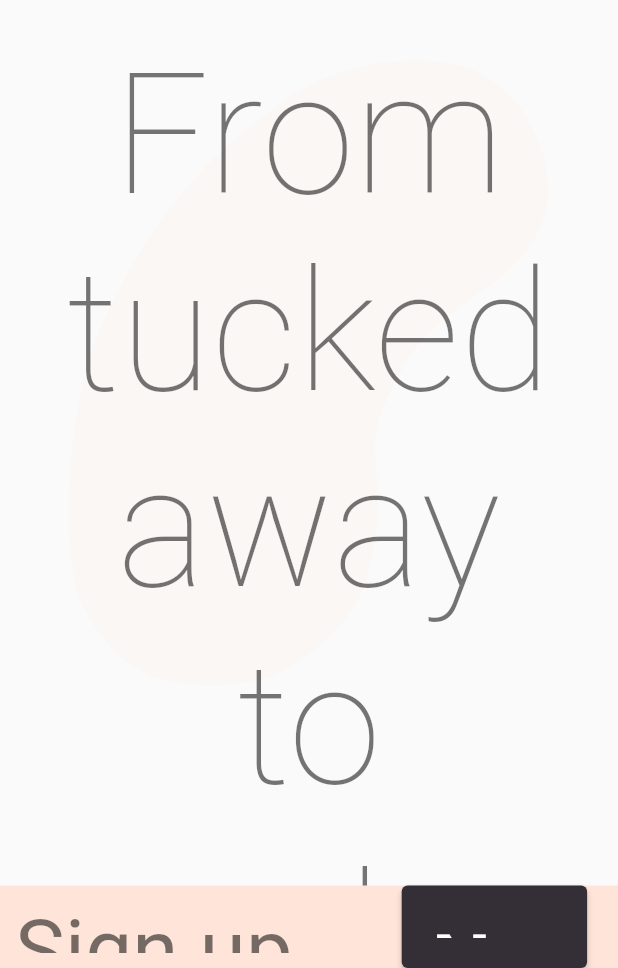
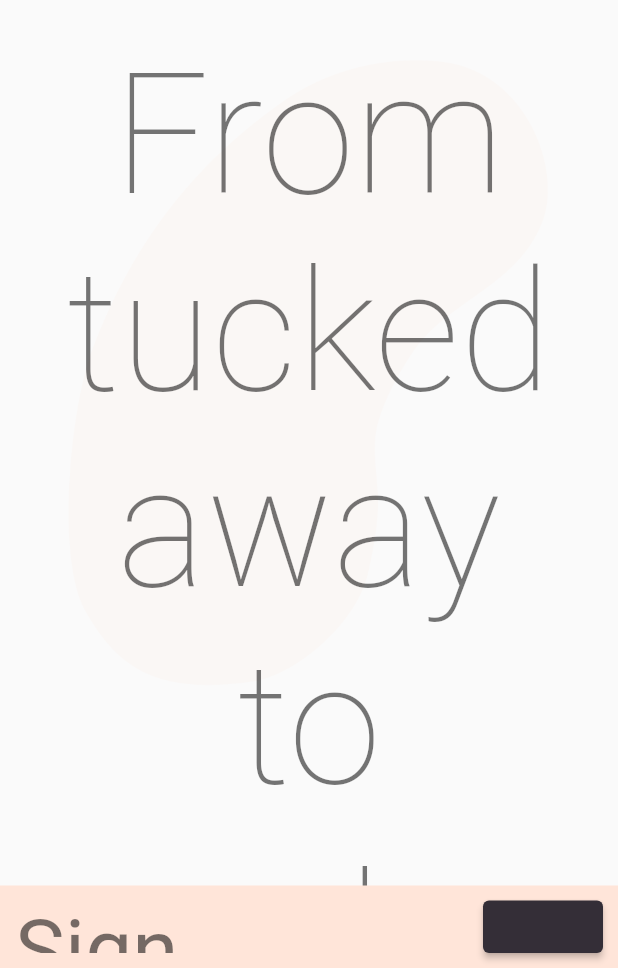
Before and after one commit to TimLampen/kaffie_website, a Flutter app: the screen it shows after launch, scrolled down 1152 dp, on a phone screen of 412 x 824 dp, the part 268-1236 px from its top. Run offline on Flutter 3.47's test engine with Material 2 defaults, Android fonts, the light colour scheme and no system bars; our stand-ins replace flutter_icons; missing offline and left inert: firebase; accounts and stored records are empty.

Commit message:
small changes to mobile footer

```diff
--- a/lib/pages/homepage/bottom_navigation.dart
+++ b/lib/pages/homepage/bottom_navigation.dart
@@ -17,15 +17,18 @@ class BottomNavigation extends StatelessWidget{
           child: Row(
             children: [
               Container(
-                width: SizeConfig.scaleW*65,
+                width: 200,
                 padding: EdgeInsets.all(10),
                 child: Text(
                   "Sign up for our newsletter and get notified when Kaffie launches publicly.",
                   maxLines: 2,
                   style: Theme.of(context).accentTextTheme.headline2),
               ),
+              Spacer(),
               Container(
-                width: SizeConfig.scaleW*30,
+                padding: EdgeInsets.all(10),
+
+                width: 100,
                 alignment: Alignment.centerRight,
                 child: ElevatedButton(
                   onPressed: (){
```
Also changed, not shown: 3 other files.
